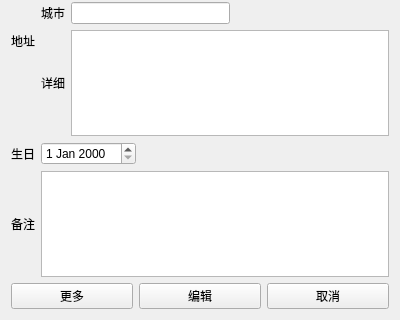
Qt form personinfodialog.ui (zhouziqunzzq/qt-address-book) before a commit; both pictures show x 0 to 400 and y 341 to 661 of the 400 by 661 pixel window.
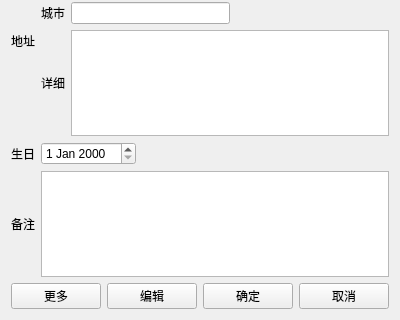
The same form after that commit.

```diff
--- a/personinfodialog.ui
+++ b/personinfodialog.ui
@@ -429,6 +429,13 @@
          </property>
         </widget>
        </item>
+       <item>
+        <widget class="QPushButton" name="OkPushButton">
+         <property name="text">
+          <string>确定</string>
+         </property>
+        </widget>
+       </item>
        <item>
         <widget class="QPushButton" name="cancelPushButton">
          <property name="text">
```
Left out of the diff: 10 changed lines with no effect on the pictures.
